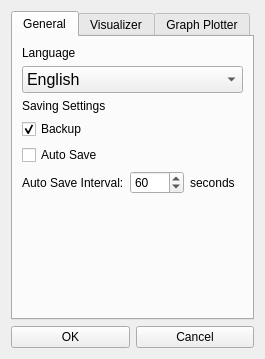
This is DCGUI/Windows/SettingsDialog.ui in DanielZorin/DataCenters as Qt 5 draws it before an edit. The edited form follows.
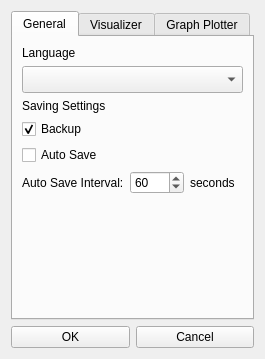
This is the edited form. Icons and pictures are not drawn.

Diff of the .ui file:
```diff
--- a/DCGUI/Windows/SettingsDialog.ui
+++ b/DCGUI/Windows/SettingsDialog.ui
@@ -87,11 +87,6 @@
              <pointsize>12</pointsize>
             </font>
            </property>
-           <item>
-            <property name="text">
-             <string>English</string>
-            </property>
-           </item>
           </widget>
          </item>
          <item>
```
